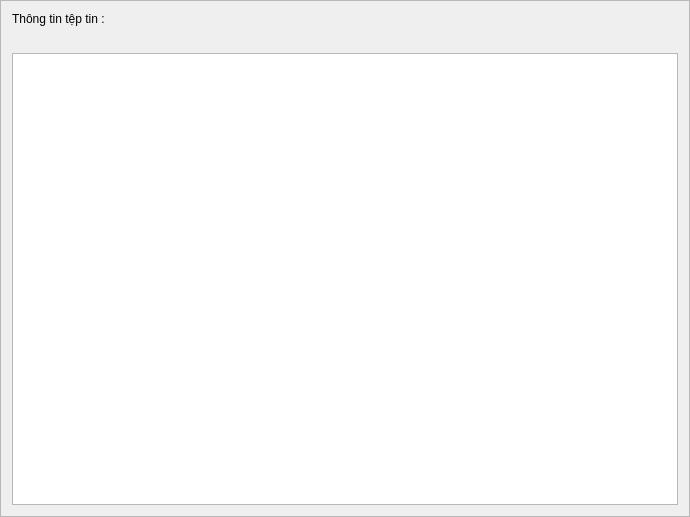
The window that file_detail_window.ui (jindojojin/Phan_tich_dinh_dang_that_cua_file) describes before a commit, drawn with Qt 5.
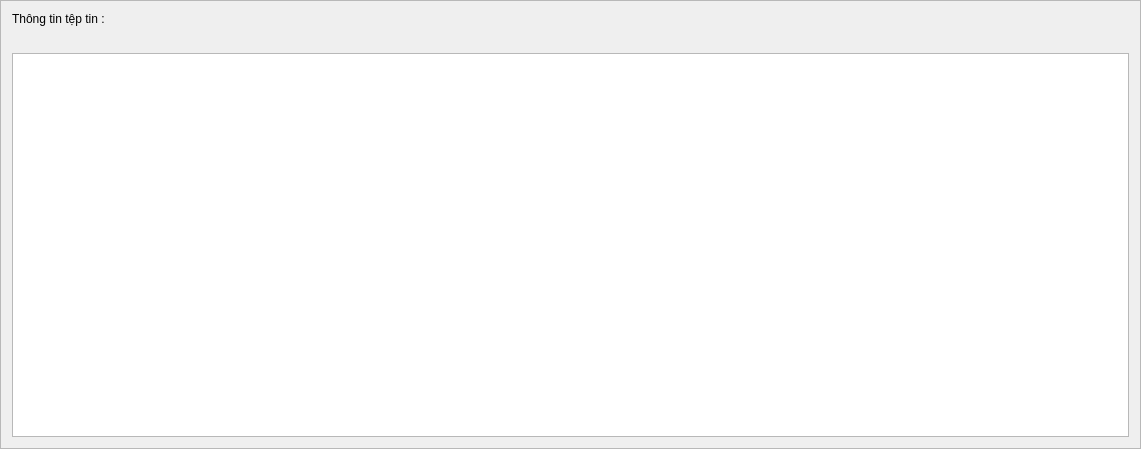
The same window after the commit.

What changed in the file:
```diff
--- a/file_detail_window.ui
+++ b/file_detail_window.ui
@@ -6,8 +6,8 @@
    <rect>
     <x>0</x>
     <y>0</y>
-    <width>690</width>
-    <height>517</height>
+    <width>1141</width>
+    <height>449</height>
    </rect>
   </property>
   <property name="windowTitle">
```
